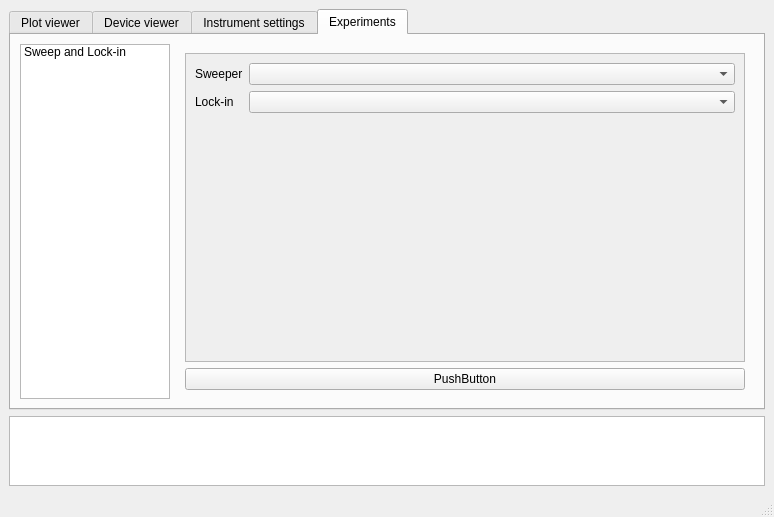
Qt form UI/mainwindow.ui (bgoblyos/pymeas-ng) before a commit.
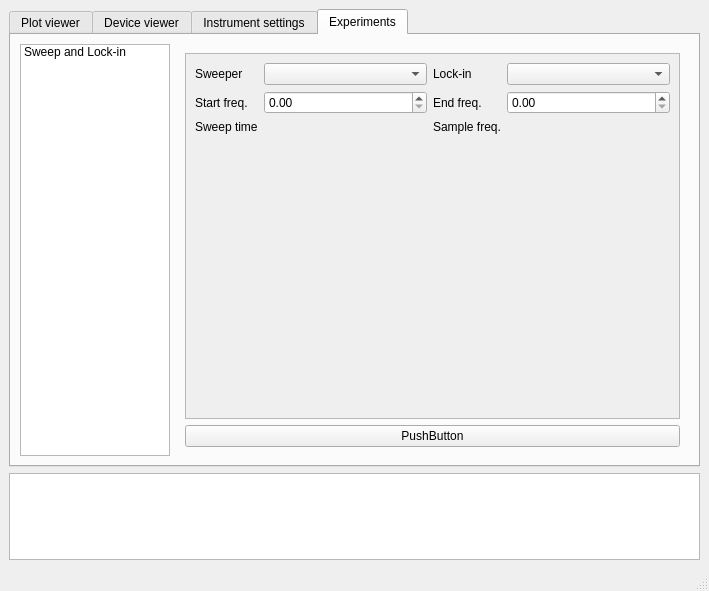
The same form after that commit. The open tabs and pages were chosen to show the change. Custom widgets are drawn as their Qt base class.

What changed in the file:
```diff
--- a/UI/mainwindow.ui
+++ b/UI/mainwindow.ui
@@ -6,8 +6,8 @@
    <rect>
     <x>0</x>
     <y>0</y>
-    <width>774</width>
-    <height>517</height>
+    <width>709</width>
+    <height>591</height>
    </rect>
   </property>
   <property name="windowTitle">
@@ -604,11 +604,35 @@
                 <rect>
                  <x>0</x>
                  <y>0</y>
-                 <width>159</width>
-                 <height>88</height>
+                 <width>491</width>
+                 <height>346</height>
                 </rect>
                </property>
-               <layout class="QFormLayout" name="formLayout_3">
+               <layout class="QGridLayout" name="gridLayout">
+                <item row="2" column="1">
+                 <layout class="QHBoxLayout" name="horizontalLayout_11">
+                  <item>
+                   <widget class="QDoubleSpinBox" name="doubleSpinBox"/>
+                  </item>
+                 </layout>
+                </item>
+                <item row="0" column="2">
+                 <widget class="QLabel" name="label_17">
+                  <property name="text">
+                   <string>Lock-in</string>
+                  </property>
+                 </widget>
+                </item>
+                <item row="0" column="1">
+                 <widget class="QComboBox" name="comboBox">
+                  <property name="sizePolicy">
+                   <sizepolicy hsizetype="Expanding" vsizetype="Fixed">
+                    <horstretch>0</horstretch>
+                    <verstretch>0</verstretch>
+                   </sizepolicy>
+                  </property>
+                 </widget>
+                </item>
                 <item row="0" column="0">
                  <widget class="QLabel" name="label_16">
                   <property name="text">
@@ -616,34 +640,14 @@
                   </property>
                  </widget>
                 </item>
-                <item row="0" column="1">
-                 <widget class="QComboBox" name="comboBox">
-                  <property name="sizePolicy">
-                   <sizepolicy hsizetype="Expanding" vsizetype="Fixed">
-                    <horstretch>0</horstretch>
-                    <verstretch>0</verstretch>
-                   </sizepolicy>
-                  </property>
-                 </widget>
-                </item>
-                <item row="1" column="0">
-                 <widget class="QLabel" name="label_17">
+                <item row="2" column="0">
+                 <widget class="QLabel" name="label_19">
                   <property name="text">
-                   <string>Lock-in</string>
+                   <string>Start freq.</string>
                   </property>
                  </widget>
                 </item>
-                <item row="1" column="1">
-                 <widget class="QComboBox" name="comboBox_2">
-                  <property name="sizePolicy">
-                   <sizepolicy hsizetype="Expanding" vsizetype="Fixed">
-                    <horstretch>0</horstretch>
-                    <verstretch>0</verstretch>
-                   </sizepolicy>
-                  </property>
-                 </widget>
-                </item>
-                <item row="2" column="1">
+                <item row="4" column="1">
                  <spacer name="verticalSpacer_2">
                   <property name="orientation">
                    <enum>Qt::Vertical</enum>
@@ -656,6 +660,40 @@
                   </property>
                  </spacer>
                 </item>
+                <item row="3" column="0">
+                 <widget class="QLabel" name="label_18">
+                  <property name="text">
+                   <string>Sweep time</string>
+                  </property>
+                 </widget>
+                </item>
+                <item row="0" column="3">
+                 <widget class="QComboBox" name="comboBox_2">
+                  <property name="sizePolicy">
+                   <sizepolicy hsizetype="Expanding" vsizetype="Fixed">
+                    <horstretch>0</horstretch>
+                    <verstretch>0</verstretch>
+                   </sizepolicy>
+                  </property>
+                 </widget>
+                </item>
+                <item row="2" column="2">
+                 <widget class="QLabel" name="label_20">
+                  <property name="text">
+                   <string>End freq.</string>
+                  </property>
+                 </widget>
+                </item>
+                <item row="2" column="3">
+                 <widget class="QDoubleSpinBox" name="doubleSpinBox_2"/>
+                </item>
+                <item row="3" column="2">
+                 <widget class="QLabel" name="label_21">
+                  <property name="text">
+                   <string>Sample freq.</string>
+                  </property>
+                 </widget>
+                </item>
                </layout>
               </widget>
              </widget>
```
Left out of the diff: 12 changed lines with no effect on the pictures.
